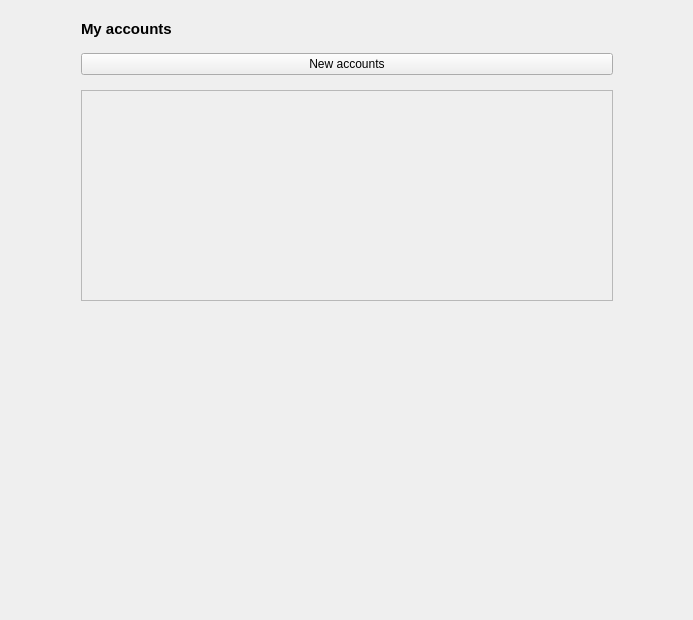
Above: zapzap/ui/ui_page_account.ui from rafatosta/zapzap before the change. Below: the same form after it.
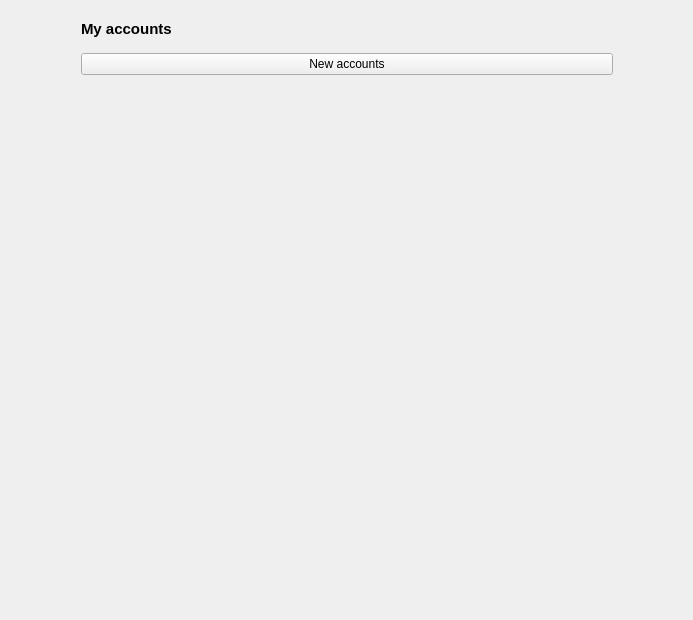
That is the form after the change.

Patch:
```diff
--- a/zapzap/ui/ui_page_account.ui
+++ b/zapzap/ui/ui_page_account.ui
@@ -73,12 +73,27 @@
            <string notr="true"/>
           </property>
           <property name="frameShape">
-           <enum>QFrame::Shape::StyledPanel</enum>
+           <enum>QFrame::Shape::NoFrame</enum>
           </property>
           <property name="frameShadow">
            <enum>QFrame::Shadow::Raised</enum>
           </property>
           <layout class="QVBoxLayout" name="verticalLayout_4">
+           <property name="spacing">
+            <number>6</number>
+           </property>
+           <property name="leftMargin">
+            <number>0</number>
+           </property>
+           <property name="topMargin">
+            <number>0</number>
+           </property>
+           <property name="rightMargin">
+            <number>0</number>
+           </property>
+           <property name="bottomMargin">
+            <number>0</number>
+           </property>
            <item>
             <layout class="QVBoxLayout" name="user_list_layout">
              <property name="leftMargin">
```
Left out of the diff: 2 changed lines with no effect on the pictures.
